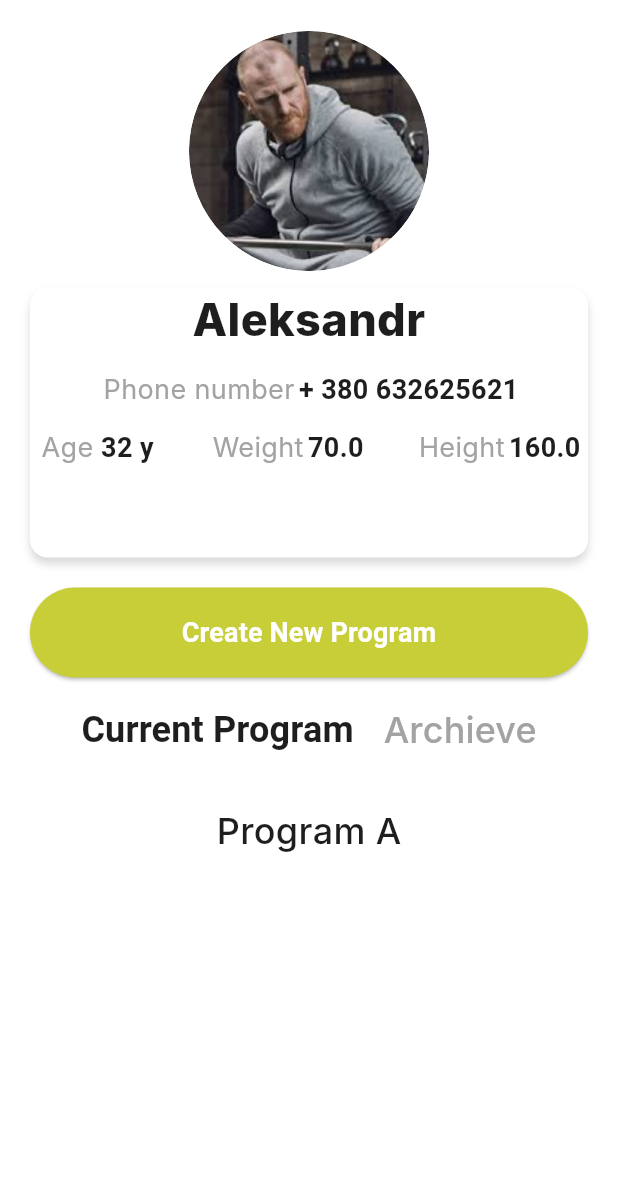
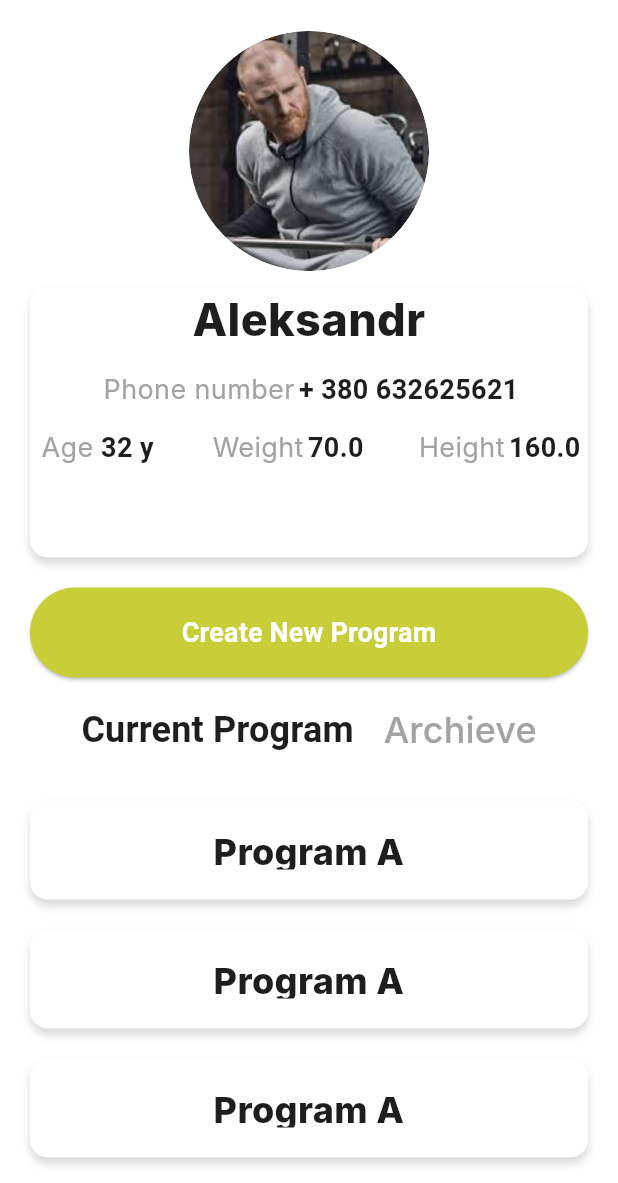
Before and after one commit to MironAlikc/fitness_training, a Flutter app: the ProgramScreen screen opened directly with sample values from the repository, on a phone screen of 412 x 824 dp, the part 53-1236 px from its top. Run offline on Flutter 3.47's test engine with Material 2 defaults, Android fonts, the phone set to English and light mode, and no system bars; our stand-ins replace auto_route, dio, flutter_bloc, flutter_svg, shared_preferences, table_calendar; accounts and stored records are empty; Roboto replaces fonts that are missing (Inter).

Commit message:
Training Program Widget

```diff
--- a/lib/presentation/widgets/tab_bar_training_widget.dart
+++ b/lib/presentation/widgets/tab_bar_training_widget.dart
@@ -1,5 +1,6 @@
 import "package:fitness_training/presentation/themes/app_colors.dart";
 import "package:fitness_training/presentation/themes/app_fonts.dart";
+import "package:fitness_training/presentation/widgets/training_program_widget.dart";
 import "package:flutter/material.dart";
 
 class TabBarTrainingWidget extends StatefulWidget {
@@ -11,10 +12,7 @@ class TabBarTrainingWidget extends StatefulWidget {
 
 class _TabBarTrainingWidgetState extends State<TabBarTrainingWidget> {
   List<Widget> tabItems = [
-    const Text(
-      "Program A",
-      style: AppFonts.w500s24,
-    ),
+    const TrainingProgramWidget(),
     const Text(
       "Program B",
       style: AppFonts.w500s24,
@@ -73,7 +71,6 @@ class _TabBarTrainingWidgetState extends State<TabBarTrainingWidget> {
                 ],
                 isScrollable: true,
               ),
-              const SizedBox(height: 16),
             ],
           ),
         ),
--- /dev/null
+++ b/lib/presentation/widgets/training_program_widget.dart
@@ -0,0 +1,55 @@
+import 'package:flutter/material.dart';
+
+class TrainingProgramWidget extends StatelessWidget {
+  const TrainingProgramWidget({
+    super.key,
+  });
+
+  @override
+  Widget build(BuildContext context) {
+    return ListView.builder(
+      keyboardDismissBehavior: ScrollViewKeyboardDismissBehavior.onDrag,
+      shrinkWrap: true,
+      itemCount: 3,
+      itemBuilder: (context, index) => Padding(
+        padding: const EdgeInsets.symmetric(
+          vertical: 10,
+          horizontal: 20,
+        ),
+        child: InkWell(
+          onTap: () {},
+          child: Container(
+            width: double.infinity,
+            height: 66,
+            padding: const EdgeInsets.all(20),
+            decoration: ShapeDecoration(
+              color: Colors.white,
+              shape: RoundedRectangleBorder(
+                borderRadius: BorderRadius.circular(12),
+              ),
+              shadows: const [
+                BoxShadow(
+                  color: Color(0x26000000),
+                  blurRadius: 4,
+                  offset: Offset(0, 4),
+                  spreadRadius: 0,
+                )
+              ],
+            ),
+            child: const Text(
+              textAlign: TextAlign.center,
+              'Program A',
+              style: TextStyle(
+                color: Color(0xFF1E1E1E),
+                fontSize: 24,
+                fontFamily: 'Inter',
+                fontWeight: FontWeight.w800,
+                height: 0,
+              ),
+            ),
+          ),
+        ),
+      ),
+    );
+  }
+}
```
